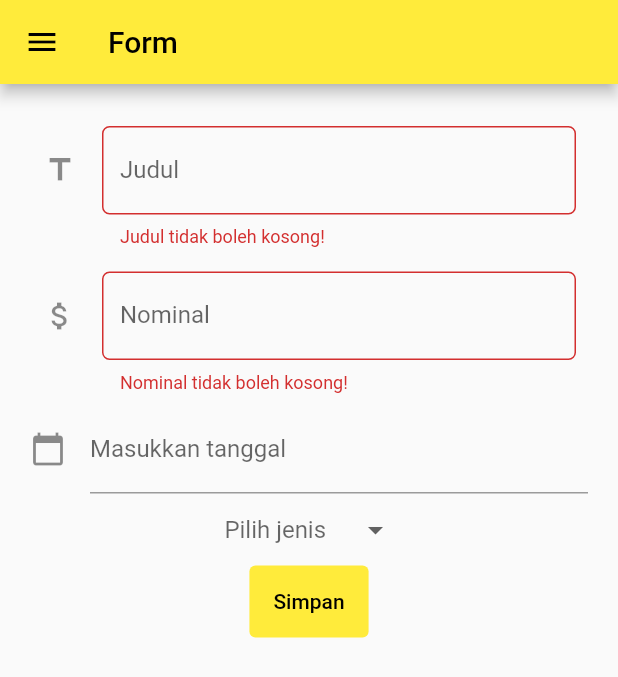
After one commit to IpankCSUI/pbp-flutter-lab, a Flutter app: the MyFormPage screen opened directly, after a tap on "Simpan", on a phone screen of 412 x 824 dp. The commit adds this screen. Shown: the top 677 px of the screen. Run offline on Flutter 3.47's test engine with Material 2 defaults, Android fonts, the phone set to English and light mode, and no system bars.

Commit message:
task 8 done

```diff
--- /dev/null
+++ b/lib/tambah.dart
@@ -0,0 +1,234 @@
+import 'package:flutter/material.dart';
+import 'package:counter_7/main.dart';
+import 'package:counter_7/data.dart';
+import 'package:flutter/services.dart';
+import 'package:intl/intl.dart';
+
+
+
+var data = <Map>[];
+
+class MyFormPage extends StatefulWidget {
+  const MyFormPage({super.key});
+
+  @override
+  State<MyFormPage> createState() => _MyFormPageState();
+}
+
+class _MyFormPageState extends State<MyFormPage> {
+  final _formKey = GlobalKey<FormState>();
+  String _judul = "";
+  String _nominal = "";
+  List<String> _jenis = ['Pemasukan', 'Pengeluaran'];
+  var _jenisTerpilih = null;
+
+  TextEditingController dateInput = TextEditingController();
+
+  @override
+  void initState() {
+    dateInput.text = ""; //set the initial value of text field
+    super.initState();
+  }
+
+  @override
+  Widget build(BuildContext context) {
+    return Scaffold(
+      appBar: AppBar(
+        title: Text('Form'),
+      ),
+      drawer: Drawer(
+        backgroundColor: Colors.yellow,
+          child: Column(
+            children: [
+              // Menambahkan clickable menu
+              ListTile(
+                title: const Text('counter_7'),
+                onTap: () {
+                  // Route menu ke halaman utama
+                  Navigator.pushReplacement(
+                    context,
+                    MaterialPageRoute(builder: (context) => const MyHomePage()),
+                  );
+                },
+              ),
+              ListTile(
+                title: const Text('Tambah Budget'),
+                onTap: () {
+                  // Route menu ke halaman form
+                  Navigator.pushReplacement(
+                    context,
+                    MaterialPageRoute(builder: (context) => const MyFormPage()),
+                  );
+                },
+              ),
+              ListTile(
+                title: const Text('Data Budget'),
+                onTap: () {
+                  // Route menu ke halaman form
+                  Navigator.pushReplacement(
+                    context,
+                    MaterialPageRoute(builder: (context) => const MyDataPage()),
+                  );
+                },
+              ),
+            ],
+          ),
+        ),
+      body: Form(
+        key: _formKey,
+        child: SingleChildScrollView(
+          child: Container(
+            padding: const EdgeInsets.all(20.0),
+            child: Column(
+              children: [
+                Padding(
+                  // Menggunakan padding sebesar 8 pixels
+                  padding: const EdgeInsets.all(8.0),
+                  child: TextFormField(
+                    decoration: InputDecoration(
+                      icon: Icon(Icons.title),
+                      hintText: "Contoh: Joki TP SDA",
+                      labelText: "Judul",
+                      // Menambahkan icon agar lebih intuitif
+                      // Menambahkan circular border agar lebih rapi
+                      border: OutlineInputBorder(
+                        borderRadius: BorderRadius.circular(5.0),
+                      ),
+                    ),
+                    // Menambahkan behavior saat nama diketik
+                    onChanged: (String? value) {
+                      setState(() {
+                        _judul = value!;
+                      });
+                    },
+                    // Menambahkan behavior saat data disimpan
+                    onSaved: (String? value) {
+                      setState(() {
+                        _judul = value!;
+                      });
+                    },
+                    // Validator sebagai validasi form
+                    validator: (String? value) {
+                      if (value == null || value.isEmpty) {
+                        return 'Judul tidak boleh kosong!';
+                      }
+                      return null;
+                    },
+                  ),
+                ),
+                Padding(
+                  // Menggunakan padding sebesar 8 pixels
+                  padding: const EdgeInsets.all(8.0),
+                  child: TextFormField(
+                    decoration: InputDecoration(
+                      icon: Icon(Icons.attach_money),
+                      hintText: "Contoh: 10000",
+                      labelText: "Nominal",
+                      // Menambahkan icon agar lebih intuitif
+                      // Menambahkan circular border agar lebih rapi
+                      border: OutlineInputBorder(
+                        borderRadius: BorderRadius.circular(5.0),
+                      ),
+                    ),
+                    keyboardType: TextInputType.number,
+                    inputFormatters: <TextInputFormatter>[
+                      FilteringTextInputFormatter.digitsOnly
+                    ],
+
+                    // Menambahkan behavior saat nama diketik
+                    onChanged: (String? value) {
+                      setState(() {
+                        _nominal = value!;
+                      });
+                    },
+                    // Menambahkan behavior saat data disimpan
+                    onSaved: (String? value) {
+                      setState(() {
+                        _nominal = value!;
+                      });
+                    },
+                    // Validator sebagai validasi form
+                    validator: (String? value) {
+                      if (value == null ||
+                          value.isEmpty ||
+                          value.startsWith('0')) {
+                        return 'Nominal tidak boleh kosong!';
+                      }
+                      return null;
+                    },
+                  ),
+                ),
+                TextFormField(
+                  controller: dateInput,
+                  decoration: InputDecoration(
+                    icon: Icon(Icons.calendar_today),
+                    labelText: "Masukkan tanggal",
+                  ),
+                  readOnly: true,
+                  onTap: () async {
+                    DateTime? pickedDate = await showDatePicker(
+                        context: context,
+                        initialDate: DateTime.now(),
+                        firstDate: DateTime(1950),
+                        lastDate: DateTime(2100));
+                    if (pickedDate != null) {
+                      String formattedDate =
+                          DateFormat('dd-MM-yyy').format(pickedDate);
+
+                      setState(() {
+                        dateInput.text = formattedDate;
+                      });
+                    } else {}
+                  },
+                ),
+                DropdownButtonHideUnderline(
+                  child: DropdownButton(
+                      hint: Text('Pilih jenis'),
+                      items: _jenis.map((jenis) {
+                        return DropdownMenuItem(
+                          value: jenis,
+                          child: Text(jenis),
+                        );
+                      }).toList(),
+                      value: _jenisTerpilih,
+                      onChanged: (newValue) {
+                        setState(() {
+                          _jenisTerpilih = newValue!;
+                        });
+                      }),
+                ),
+                TextButton(
+                  child: const Text(
+                    "Simpan",
+                    style: TextStyle(color: Colors.black),
+                  ),
+                  style: ButtonStyle(
+                    backgroundColor: MaterialStateProperty.all(Colors.yellow),
+                    padding: MaterialStateProperty.all<EdgeInsets>(
+                        EdgeInsets.all(16)),
+                  ),
+                  onPressed: () {
+                    if (_formKey.currentState!.validate()) {
+                      var map = {};
+                      map['judul'] = _judul;
+                      map['nominal'] = _nominal;
+                      map['jenis'] = _jenisTerpilih;
+                      map['tanggal'] = dateInput.text;
+                      data.add(map);
+                      ScaffoldMessenger.of(context).showSnackBar(
+                        const SnackBar(
+                          content: Text('Data berhasil disimpan!'),
+                          backgroundColor: Colors.green,
+                        ),
+                      );
+                    }
+                  },
+                ),
+              ],
+            ),
+          ),
+        ),
+      ),
+    );
+  }
+}
--- a/pubspec.yaml
+++ b/pubspec.yaml
@@ -29,6 +29,7 @@ environment:
 # the latest version available on pub.dev. To see which dependencies have newer
 # versions available, run `flutter pub outdated`.
 dependencies:
+  intl: ^0.17.0
   flutter:
     sdk: flutter
 
```
Also changed, not shown: lib/data.dart (added, +94 -0 lines), lib/main.dart (+46 -5 lines), pubspec.lock, 1 other file.
